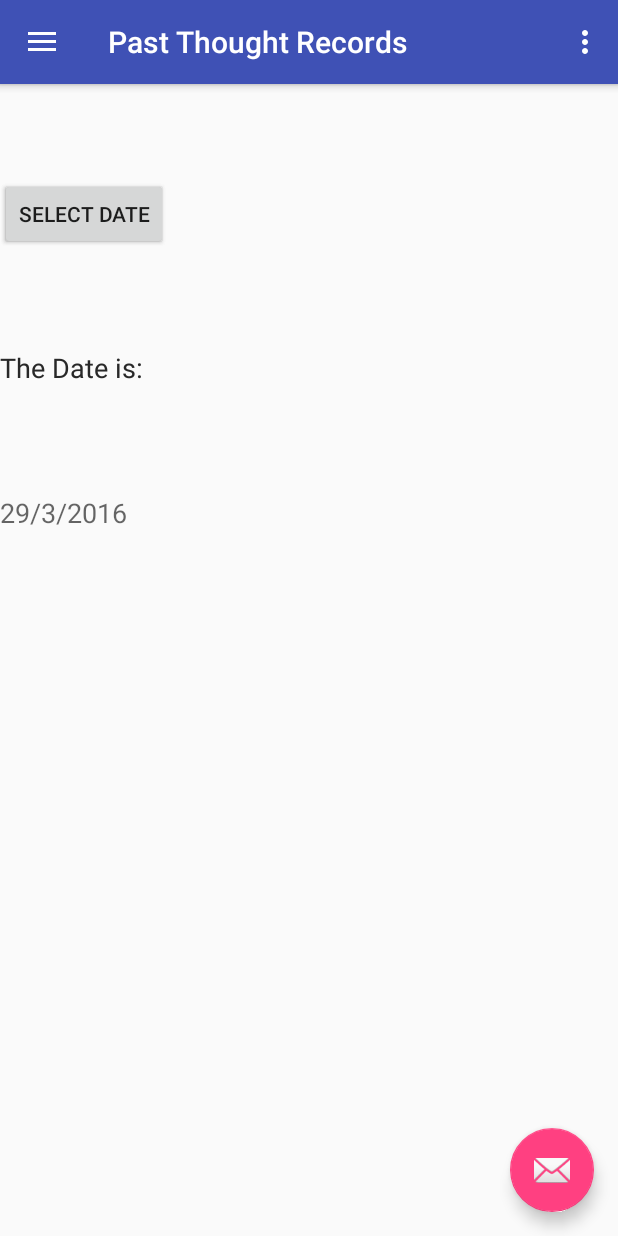
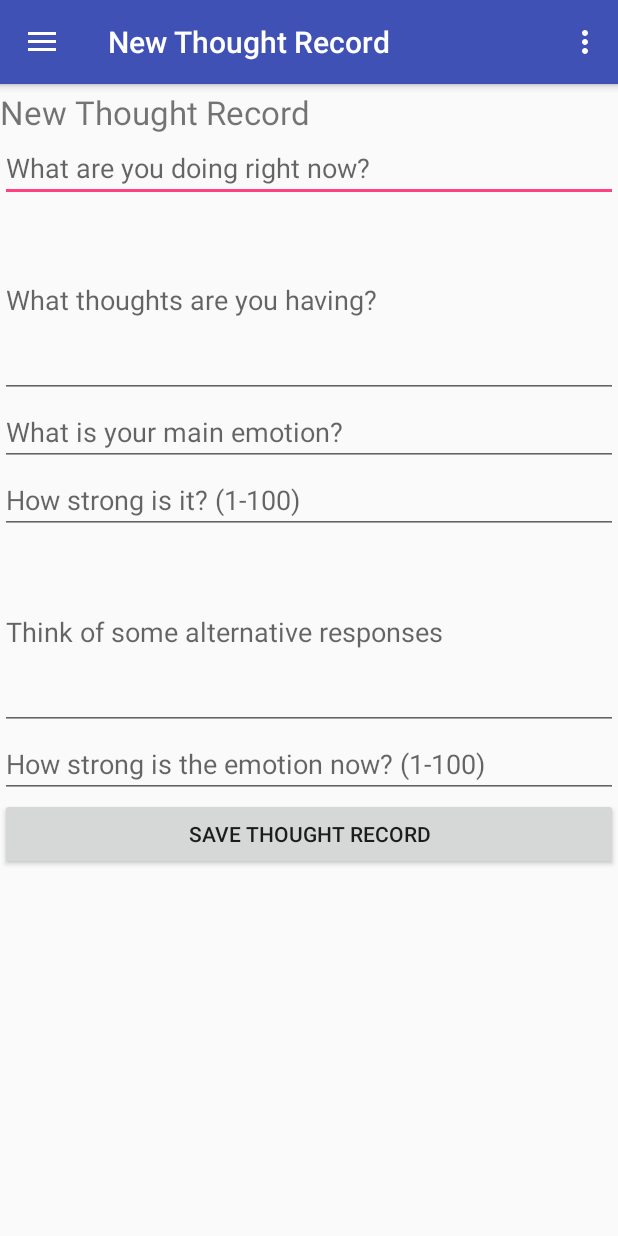
Before and after one commit to TheRoamingHare/ocelot-mobile, an Android app: the RecordDatePicker screen opened directly, with no data from a screen before it, in the side drawer, after a tap on "New Thought Record", on a phone screen of 412 x 824 dp. Run offline under Robolectric (Android 15) with nearby library versions, the phone set to English and light mode, and no system bars; 2 statements that could not run were skipped.

Commit message:
basic tr stuff and db creation

```diff
--- a/app/src/main/java/com/mobile/ocelot/ocelot_mobile_test/DatabaseHelper.java
+++ b/app/src/main/java/com/mobile/ocelot/ocelot_mobile_test/DatabaseHelper.java
@@ -28,9 +28,9 @@ public class DatabaseHelper extends SQLiteOpenHelper {
     @Override
     public void onCreate(SQLiteDatabase db) {
         db.execSQL("CREATE TABLE "+ tr_table +" ("+col_tr_id+ " INTEGER PRIMARY KEY AUTOINCREMENT, "+
-                col_tr_activity+ " TEXT, " + col_emotion + " TEXT, " + col_strength +" INTEGER, " +
-                col_thoughts +" TEXT, " + col_alternatives +" TEXT, "+ col_strength2 +"INTEGER, " +
-                col_tr_date +"DEFAULT CURRENT_TIMESTAMP NOT NULL)");
+                col_tr_activity+ " TEXT, " + col_emotion + " TEXT, " + col_strength +" TEXT, " +
+                col_thoughts +" TEXT, " + col_alternatives +" TEXT, "+ col_strength2 +" TEXT, " +
+                col_tr_date +" DEFAULT CURRENT_TIMESTAMP NOT NULL)");
     }
 
     @Override
--- a/app/src/main/java/com/mobile/ocelot/ocelot_mobile_test/DisplayMessageActivity.java
+++ b/app/src/main/java/com/mobile/ocelot/ocelot_mobile_test/DisplayMessageActivity.java
@@ -19,15 +19,6 @@ public class DisplayMessageActivity extends AppCompatActivity {
         Toolbar toolbar = (Toolbar) findViewById(R.id.toolbar);
         setSupportActionBar(toolbar);
 
-        FloatingActionButton fab = (FloatingActionButton) findViewById(R.id.fab);
-        fab.setOnClickListener(new View.OnClickListener() {
-            @Override
-            public void onClick(View view) {
-                Snackbar.make(view, "Replace with your own action", Snackbar.LENGTH_LONG)
-                        .setAction("Action", null)
-                        .show();
-            }
-        });
         getSupportActionBar().setDisplayHomeAsUpEnabled(true);
 
         Intent intent = getIntent();
--- a/app/src/main/java/com/mobile/ocelot/ocelot_mobile_test/MainActivity.java
+++ b/app/src/main/java/com/mobile/ocelot/ocelot_mobile_test/MainActivity.java
@@ -1,5 +1,8 @@
 package com.mobile.ocelot.ocelot_mobile_test;
 
+import android.content.Context;
+import android.database.sqlite.SQLiteDatabase;
+import android.database.sqlite.SQLiteOpenHelper;
 import android.os.Bundle;
 import android.support.design.widget.FloatingActionButton;
 import android.support.design.widget.NavigationView;
@@ -21,6 +24,10 @@ public class MainActivity extends AppCompatActivity implements NavigationView.On
 
     public final static String EXTRA_MESSAGE = "com.mycompany.myfirstapp.MESSAGE";
     private static final String TAG = "MainActivity";
+    public SQLiteDatabase app_db;
+    public Context cont;
+    public DatabaseHelper mInstance = new DatabaseHelper(cont.getApplicationContext());
+
 
     @Override
     protected void onCreate(Bundle savedInstanceState) {
@@ -31,15 +38,6 @@ public class MainActivity extends AppCompatActivity implements NavigationView.On
         Toolbar toolbar = (Toolbar) findViewById(R.id.toolbar);
         setSupportActionBar(toolbar);
 
-//        FloatingActionButton fab = (FloatingActionButton) findViewById(R.id.fab);
-//        fab.setOnClickListener(new View.OnClickListener() {
-//            @Override
-//            public void onClick(View view) {
-//                Snackbar.make(view, "Replace with your own action", Snackbar.LENGTH_LONG)
-//                        .setAction("Action", null).show();
-//            }
-//        });
-
         DrawerLayout drawer = (DrawerLayout) findViewById(R.id.drawer_layout);
         ActionBarDrawerToggle toggle = new ActionBarDrawerToggle(
                 this, drawer, toolbar, R.string.navigation_drawer_open, R.string.navigation_drawer_close);
@@ -48,6 +46,8 @@ public class MainActivity extends AppCompatActivity implements NavigationView.On
 
         NavigationView navigationView = (NavigationView) findViewById(R.id.nav_view);
         navigationView.setNavigationItemSelectedListener(this);
+
+        app_db = mInstance.getWritableDatabase();
     }
 
     @Override
--- a/app/src/main/java/com/mobile/ocelot/ocelot_mobile_test/NewThoughtRecord.java
+++ b/app/src/main/java/com/mobile/ocelot/ocelot_mobile_test/NewThoughtRecord.java
@@ -1,7 +1,42 @@
 package com.mobile.ocelot.ocelot_mobile_test;
+
+import android.os.Bundle;
+import android.support.design.widget.FloatingActionButton;
+import android.support.design.widget.NavigationView;
+import android.support.design.widget.Snackbar;
+import android.support.v4.widget.DrawerLayout;
+import android.support.v7.app.ActionBarDrawerToggle;
+import android.support.v7.widget.Toolbar;
+import android.view.View;
+import android.widget.TextView;
+
+import java.util.Calendar;
 
 /**
  * Created by Abby on 3/29/16.
  */
-public class NewThoughtRecord {
+public class NewThoughtRecord extends MainActivity {
+
+    @Override
+    protected void onCreate(Bundle savedInstanceState) {
+        super.onCreate(savedInstanceState);
+        setContentView(R.layout.new_tr_main);
+
+        Toolbar toolbar = (Toolbar) findViewById(R.id.toolbar);
+        setSupportActionBar(toolbar);
+
+        DrawerLayout drawer = (DrawerLayout) findViewById(R.id.drawer_layout);
+        ActionBarDrawerToggle toggle = new ActionBarDrawerToggle(
+                this, drawer, toolbar, R.string.navigation_drawer_open, R.string.navigation_drawer_close);
+        drawer.setDrawerListener(toggle);
+        toggle.syncState();
+
+        NavigationView navigationView = (NavigationView) findViewById(R.id.nav_view);
+        navigationView.setNavigationItemSelectedListener(this);
+
+    }
+
+    public void saveThoughtRecord(View view){
+
+    }
 }
--- a/app/src/main/java/com/mobile/ocelot/ocelot_mobile_test/RecordDatePicker.java
+++ b/app/src/main/java/com/mobile/ocelot/ocelot_mobile_test/RecordDatePicker.java
@@ -35,15 +35,6 @@ public class RecordDatePicker extends MainActivity {
 
         Toolbar toolbar = (Toolbar) findViewById(R.id.toolbar);
         setSupportActionBar(toolbar);
-
-        FloatingActionButton fab = (FloatingActionButton) findViewById(R.id.fab);
-        fab.setOnClickListener(new View.OnClickListener() {
-            @Override
-            public void onClick(View view) {
-                Snackbar.make(view, "Replace with your own action", Snackbar.LENGTH_LONG)
-                        .setAction("Action", null).show();
-            }
-        });
 
         DrawerLayout drawer = (DrawerLayout) findViewById(R.id.drawer_layout);
         ActionBarDrawerToggle toggle = new ActionBarDrawerToggle(
--- /dev/null
+++ b/app/src/main/res/layout/app_bar_new_tr.xml
@@ -0,0 +1,34 @@
+<?xml version="1.0" encoding="utf-8"?>
+<android.support.design.widget.CoordinatorLayout xmlns:android="http://schemas.android.com/apk/res/android"
+    xmlns:app="http://schemas.android.com/apk/res-auto"
+    xmlns:tools="http://schemas.android.com/tools"
+    android:layout_width="match_parent"
+    android:layout_height="match_parent"
+    android:fitsSystemWindows="true"
+    tools:context="com.mobile.ocelet.cse5236.cse5236ma.MainActivity">
+
+    <android.support.design.widget.AppBarLayout
+        android:layout_width="match_parent"
+        android:layout_height="wrap_content"
+        android:theme="@style/AppTheme.AppBarOverlay">
+
+        <android.support.v7.widget.Toolbar
+            android:id="@+id/toolbar"
+            android:layout_width="match_parent"
+            android:layout_height="?attr/actionBarSize"
+            android:background="?attr/colorPrimary"
+            app:popupTheme="@style/AppTheme.PopupOverlay" />
+
+    </android.support.design.widget.AppBarLayout>
+
+    <include layout="@layout/new_thought_record_content" />
+
+    <!--<android.support.design.widget.FloatingActionButton-->
+        <!--android:id="@+id/fab"-->
+        <!--android:layout_width="wrap_content"-->
+        <!--android:layout_height="wrap_content"-->
+        <!--android:layout_gravity="bottom|end"-->
+        <!--android:layout_margin="@dimen/fab_margin"-->
+        <!--android:src="@android:drawable/ic_dialog_email" />-->
+
+</android.support.design.widget.CoordinatorLayout>
--- /dev/null
+++ b/app/src/main/res/layout/new_thought_record_content.xml
@@ -0,0 +1,74 @@
+<?xml version="1.0" encoding="utf-8"?>
+<LinearLayout xmlns:android="http://schemas.android.com/apk/res/android"
+    android:orientation="vertical" android:layout_width="match_parent"
+    android:layout_height="match_parent">
+
+    <TextView
+        android:id="@+id/TextViewTitle"
+        android:layout_width="wrap_content"
+        android:layout_height="wrap_content"
+        android:text="@string/title_activity_new_tr"
+        android:textSize="10pt"
+        android:paddingTop="60dp">
+    </TextView>
+
+    <EditText
+        android:id="@+id/tr_activity"
+        android:layout_height="wrap_content"
+        android:hint="@string/new_tr_act"
+        android:inputType="textPersonName"
+        android:layout_width="fill_parent">
+    </EditText>
+
+    <EditText
+        android:id="@+id/tr_thoughts"
+        android:layout_height="wrap_content"
+        android:hint="@string/new_tr_thoughts"
+        android:inputType="textMultiLine"
+        android:lines="5"
+        android:layout_width="fill_parent">
+    </EditText>
+
+    <EditText
+        android:id="@+id/tr_feeling"
+        android:layout_height="wrap_content"
+        android:hint="@string/new_tr_feeling"
+        android:inputType="textPersonName"
+        android:layout_width="fill_parent">
+    </EditText>
+
+    <EditText
+        android:id="@+id/tr_strength1"
+        android:layout_height="wrap_content"
+        android:hint="@string/new_tr_strength1"
+        android:inputType="textPersonName"
+        android:layout_width="fill_parent">
+    </EditText>
+
+    <EditText
+        android:id="@+id/tr_alt_resp"
+        android:layout_height="wrap_content"
+        android:hint="@string/new_tr_alt"
+        android:inputType="textMultiLine"
+        android:lines="5"
+        android:layout_width="fill_parent">
+    </EditText>
+
+    <EditText
+        android:id="@+id/tr_strength2"
+        android:layout_height="wrap_content"
+        android:hint="@string/new_tr_strength2"
+        android:inputType="textPersonName"
+        android:layout_width="fill_parent">
+    </EditText>
+
+    <Button
+        android:id="@+id/ButtonSendFeedback"
+        android:layout_height="wrap_content"
+        android:text="@string/new_tr_button"
+        android:onClick="saveThoughtRecord"
+        android:layout_width="fill_parent">
+    </Button>
+
+
+</LinearLayout>
--- /dev/null
+++ b/app/src/main/res/layout/new_tr_main.xml
@@ -0,0 +1,52 @@
+<?xml version="1.0" encoding="utf-8"?>
+<android.support.design.widget.CoordinatorLayout
+    xmlns:android="http://schemas.android.com/apk/res/android"
+    xmlns:app="http://schemas.android.com/apk/res-auto"
+    xmlns:tools="http://schemas.android.com/tools"
+    android:layout_width="match_parent"
+    android:layout_height="match_parent"
+    android:fitsSystemWindows="true"
+    tools:context="com.mobile.ocelot.ocelot_mobile_test.NewThoughtRecord">
+
+    <android.support.design.widget.AppBarLayout
+        android:layout_width="match_parent"
+        android:layout_height="wrap_content"
+        android:theme="@style/AppTheme.AppBarOverlay">
+
+        <android.support.v7.widget.Toolbar
+            android:id="@+id/toolbar"
+            android:layout_width="match_parent"
+            android:layout_height="?attr/actionBarSize"
+            android:background="?attr/colorPrimary"
+            app:popupTheme="@style/AppTheme.PopupOverlay"/>
+
+    </android.support.design.widget.AppBarLayout>
+
+    <!--include layout="@layout/old_tr_content"/-->
+
+    <android.support.v4.widget.DrawerLayout xmlns:android="http://schemas.android.com/apk/res/android"
+        xmlns:app="http://schemas.android.com/apk/res-auto"
+        xmlns:tools="http://schemas.android.com/tools"
+        android:id="@+id/drawer_layout"
+        android:layout_width="match_parent"
+        android:layout_height="match_parent"
+        android:fitsSystemWindows="true"
+        tools:openDrawer="start">
+
+        <include
+            layout="@layout/app_bar_new_tr"
+            android:layout_width="match_parent"
+            android:layout_height="match_parent" />
+
+        <android.support.design.widget.NavigationView
+            android:id="@+id/nav_view"
+            android:layout_width="wrap_content"
+            android:layout_height="match_parent"
+            android:layout_gravity="start"
+            android:fitsSystemWindows="true"
+            app:headerLayout="@layout/nav_header_main"
+            app:menu="@menu/activity_main_drawer" />
+
+    </android.support.v4.widget.DrawerLayout>
+
+</android.support.design.widget.CoordinatorLayout>
--- a/app/src/main/res/layout/record_date_picker.xml
+++ b/app/src/main/res/layout/record_date_picker.xml
@@ -22,15 +22,7 @@
 
     </android.support.design.widget.AppBarLayout>
 
-    <include layout="@layout/old_tr_content"/>
-
-    <android.support.design.widget.FloatingActionButton
-        android:id="@+id/fab"
-        android:layout_width="wrap_content"
-        android:layout_height="wrap_content"
-        android:layout_gravity="bottom|end"
-        android:layout_margin="@dimen/fab_margin"
-        android:src="@android:drawable/ic_dialog_email"/>
+    <!--include layout="@layout/old_tr_content"/-->
 
     <android.support.v4.widget.DrawerLayout xmlns:android="http://schemas.android.com/apk/res/android"
         xmlns:app="http://schemas.android.com/apk/res-auto"
--- a/app/src/main/res/values/strings.xml
+++ b/app/src/main/res/values/strings.xml
@@ -18,4 +18,13 @@
     <string name="title_activity_old_thought_record">Past Thought Records</string>
     <string name="title_activity_activity_log">Past Activity Logs</string>
     <string name="title_activity_new_activity_log">New Activity Log</string>
+    <string name="title_activity_new_tr">New Thought Record</string>
+
+    <string name="new_tr_act">What are you doing right now?</string>
+    <string name="new_tr_thoughts">What thoughts are you having?</string>
+    <string name="new_tr_feeling">What is your main emotion?</string>
+    <string name="new_tr_strength1">How strong is it? (1-100)</string>
+    <string name="new_tr_alt">Think of some alternative responses</string>
+    <string name="new_tr_strength2">How strong is the emotion now? (1-100)</string>
+    <string name="new_tr_button">Save thought record</string>
 </resources>
```
Also changed, not shown: app/src/main/AndroidManifest.xml (+9 -0 lines).
